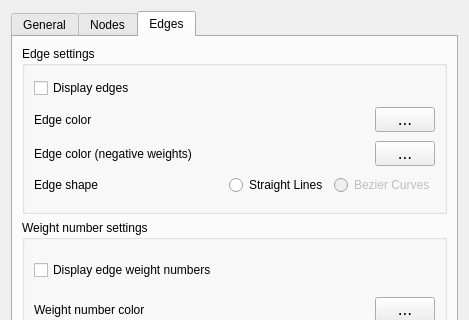
Qt form src/forms/settingsdialog.ui (socnetv/app) before a commit; both pictures show x 0 to 469 and y 0 to 320 of the 469 by 613 pixel window.
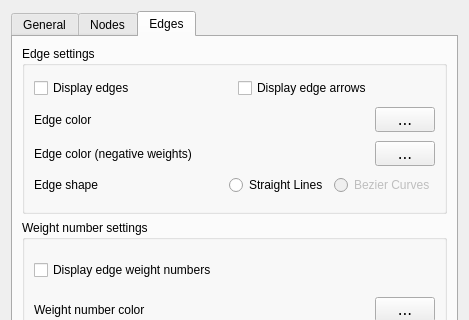
The same form after that commit. The open tabs and pages were chosen to show the change. Icons and pictures are not drawn.

```diff
--- a/src/forms/settingsdialog.ui
+++ b/src/forms/settingsdialog.ui
@@ -1106,7 +1106,9 @@
          <property name="title">
           <string>Edge settings</string>
          </property>
-         <layout class="QVBoxLayout" name="verticalLayout_4">
+         <layout class="QGridLayout" name="gridLayout_13">
+          <item row="0" column="0">
+           <layout class="QHBoxLayout" name="horizontalLayout_20">
           <item>
            <widget class="QCheckBox" name="edgesChkBox">
             <property name="toolTip">
@@ -1121,6 +1123,21 @@
            </widget>
           </item>
           <item>
+             <widget class="QCheckBox" name="edgeArrowsChkBox">
+              <property name="toolTip">
+               <string>&lt;html&gt;&lt;head/&gt;&lt;body&gt;&lt;p&gt;&lt;span style=&quot; font-weight:600;&quot;&gt;Edges &lt;/span&gt;&lt;/p&gt;&lt;p&gt;Enable or disable displaying arrows in directed edges. Useful If you work with directional social network data. You can disable it if your network is undirected.&lt;/p&gt;&lt;p&gt;Any change will apply to all existing edges immediately and saved for all future sessions (until you change it again).&lt;/p&gt;&lt;p&gt;&lt;br/&gt;&lt;/p&gt;&lt;/body&gt;&lt;/html&gt;</string>
+              </property>
+              <property name="layoutDirection">
+               <enum>Qt::LeftToRight</enum>
+              </property>
+              <property name="text">
+               <string>Display edge arrows</string>
+              </property>
+             </widget>
+            </item>
+           </layout>
+          </item>
+          <item row="1" column="0">
            <layout class="QHBoxLayout" name="horizontalLayout_13">
             <item>
              <widget class="QLabel" name="label_13">
@@ -1190,7 +1207,7 @@
             </item>
            </layout>
           </item>
-          <item>
+          <item row="2" column="0">
            <layout class="QHBoxLayout" name="horizontalLayout_17">
             <item>
              <widget class="QLabel" name="label_17">
@@ -1260,7 +1277,7 @@
             </item>
            </layout>
           </item>
-          <item>
+          <item row="3" column="0">
            <layout class="QHBoxLayout" name="horizontalLayout_14">
             <item>
              <widget class="QLabel" name="label_14">
```
Lines whose indentation alone changed are shown as unchanged.
